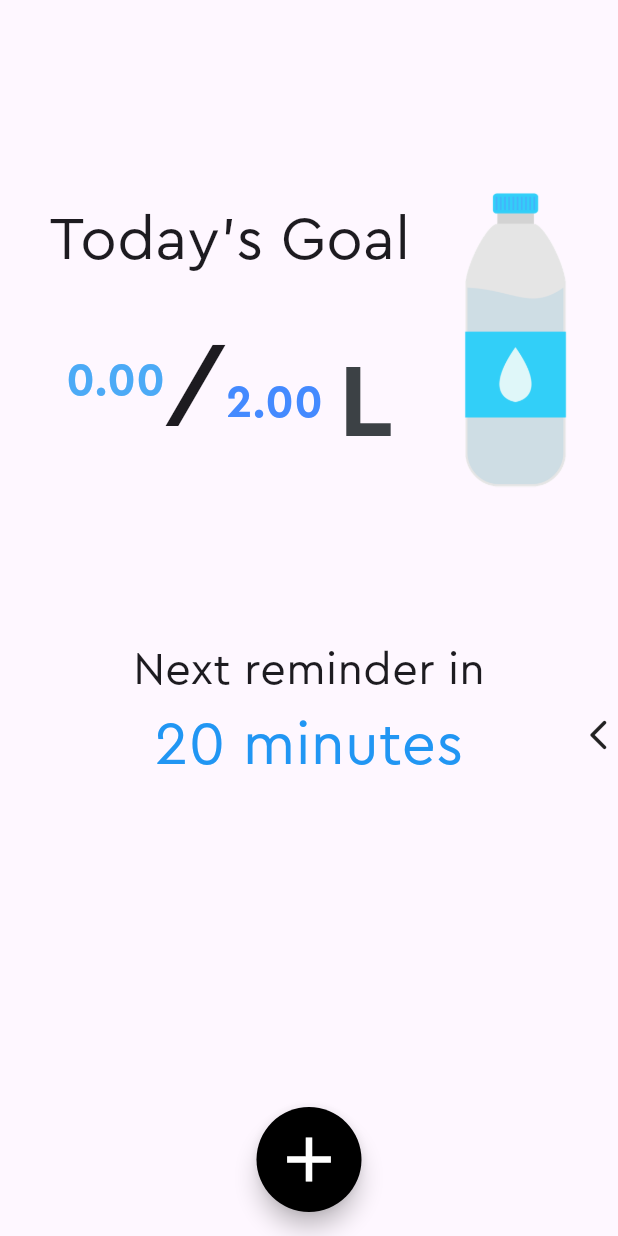
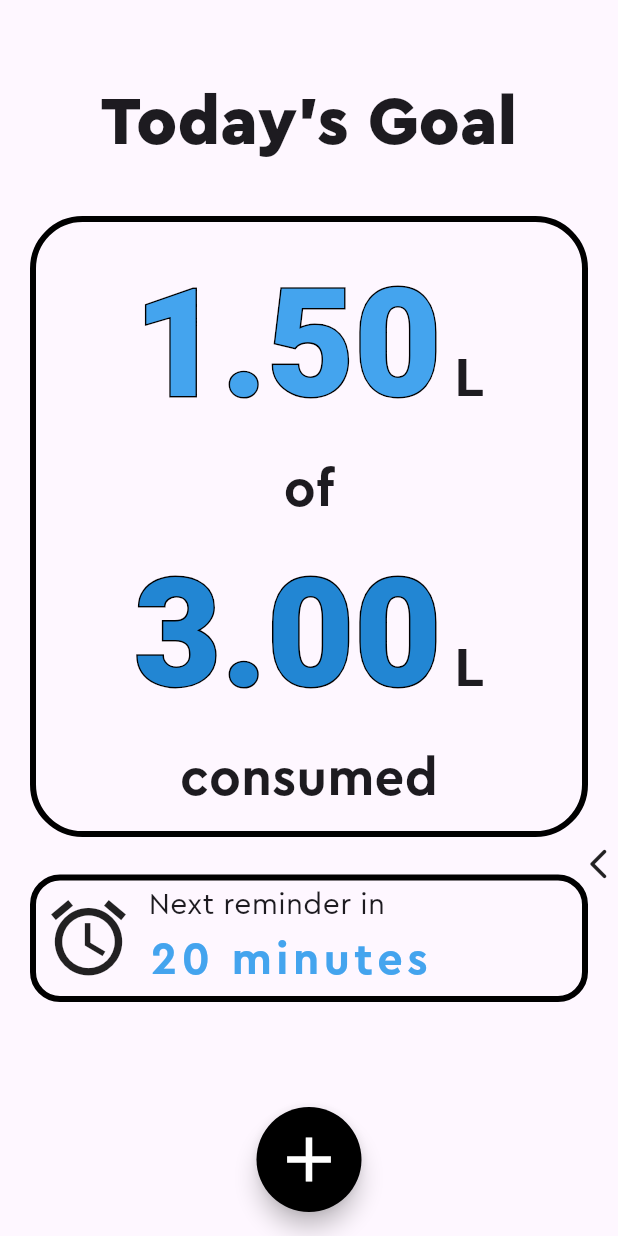
Before and after one commit to Anshu-79/aqua, a Flutter app: the screen it shows after launch, on a phone screen of 412 x 824 dp. Run offline on Flutter 3.47's test engine with Material 3 defaults, Android fonts, the phone set to English and light mode, and no system bars; drawn by our look-alikes of liquid_swipe.

Commit message:
update home screen, fix dark mode

```diff
--- a/lib/home.dart
+++ b/lib/home.dart
@@ -1,4 +1,5 @@
 import 'package:flutter/material.dart';
+import 'package:aqua/utils.dart' as utils;
 
 class HomeScreen extends StatelessWidget {
   const HomeScreen({super.key});
@@ -8,105 +9,118 @@ class HomeScreen extends StatelessWidget {
     return Scaffold(
       body: Center(
         child: Column(
+          crossAxisAlignment: CrossAxisAlignment.center,
           children: [
-            const SizedBox(height: 125),
-            Row(
-              mainAxisAlignment: MainAxisAlignment.spaceEvenly,
-              children: [
-                const Column(
-                  children: [
-                    Center(
+            const Padding(
+              padding: EdgeInsets.only(top: 50, bottom: 30),
               child: Text(
                 "Today's Goal",
-                      style: TextStyle(
-                        fontSize: 40,
+                style: utils.ThemeText.screenHeader,
               ),
-                    )),
-                    Column(
+            ),
+            Container(
+              width: MediaQuery.of(context).size.width - 40,
+              decoration: BoxDecoration(
+                  border: Border.all(width: 4, color: Theme.of(context).primaryColor),
+                  borderRadius: const BorderRadius.all(Radius.circular(35))),
+              child: Padding(
+                padding: const EdgeInsets.fromLTRB(35, 10, 35, 10),
+                child: Column(
                   children: [
-                        Row(
+                    Stack(children: [
+                      Text.rich(TextSpan(children: [
+                        TextSpan(
+                          text: "1.50",
+                          style: utils.ThemeText.dailyGoalBorder,
+                        ),
+                        TextSpan(
+                          text: " L",
+                          style: utils.ThemeText.dailyGoalFillerText,
+                        )
+                      ])),
+                      Text.rich(TextSpan(children: [
+                        TextSpan(
+                          text: "1.50",
+                          style: utils.ThemeText.dailyGoalConsumed,
+                        ),
+                        TextSpan(
+                          text: " L",
+                          style: utils.ThemeText.dailyGoalFillerText,
+                        )
+                      ])),
+                    ]),
+                    Text(
+                      "of",
+                      style: utils.ThemeText.dailyGoalFillerText,
+                    ),
+                    Stack(
                       children: [
-                            Center(
-                                child: Text(
-                              "0.00",
-                              style: TextStyle(
-                                  fontSize: 30,
-                                  fontWeight: FontWeight.bold,
-                                  color: Color.fromARGB(255, 76, 170, 246)),
-                            )),
-                            Column(
-                              children: [
-                                SizedBox(height: 10),
-                                Row(
-                                  children: [
-                                    Center(
-                                        child: Text(
-                                      "/",
-                                      style: TextStyle(
-                                          fontSize: 60,
-                                          fontWeight: FontWeight.bold),
-                                    )),
-                                    Column(
-                                      children: [
-                                        SizedBox(height: 20),
-                                        Row(
-                                          children: [
-                                            Center(
-                                                child: Text(
-                                              "2.00",
-                                              style: TextStyle(
-                                                  fontSize: 30,
-                                                  color: Colors.blueAccent,
-                                                  fontWeight: FontWeight.bold),
-                                            )),
-                                            SizedBox(
-                                              width: 10,
+                        Text.rich(TextSpan(children: [
+                          TextSpan(
+                            text: "3.00",
+                            style: utils.ThemeText.dailyGoalBorder,
                           ),
-                                            Center(
-                                                child: Text(
-                                              "L",
-                                              style: TextStyle(
-                                                  fontSize: 70,
-                                                  fontWeight: FontWeight.bold,
-                                                  color: Color.fromARGB(
-                                                      255, 60, 65, 69)),
-                                            )),
+                          TextSpan(
+                            text: " L",
+                            style: utils.ThemeText.dailyGoalFillerText,
+                          )
+                        ])),
+                        Text.rich(TextSpan(children: [
+                          TextSpan(
+                            text: "3.00",
+                            style: utils.ThemeText.dailyGoalTotal,
+                          ),
+                          TextSpan(
+                            text: " L",
+                            style: utils.ThemeText.dailyGoalFillerText,
+                          )
+                        ])),
                       ],
                     ),
-                                      ],
-                                    ),
-                                  ],
-                                ),
-                              ],
-                            ),
-                          ],
-                        ),
-                      ],
-                    ),
-                  ],
-                ),
-                Container(
-                  child: AspectRatio(
-                      aspectRatio: 200 / 550,
-                      child: const Image(
-                          image: AssetImage('assets/images/water_bottle.png'),
-                          fit: BoxFit.fill)),
-                  height: 200,
+                    Text(
+                      "consumed",
+                      style: utils.ThemeText.dailyGoalFillerText,
                     )
                   ],
                 ),
-            const SizedBox(height: 100),
-            const Center(
-                child: Text(
+              ),
+            ),
+            Padding(
+              padding: const EdgeInsets.only(top: 25),
+              child: Container(
+                width: MediaQuery.of(context).size.width - 40,
+                decoration: BoxDecoration(
+                    border: Border.all(width: 4, color: Theme.of(context).primaryColor),
+                    borderRadius: const BorderRadius.all(Radius.circular(20))),
+                child: Padding(
+                  padding: const EdgeInsets.only(top: 2.5, bottom: 2.5),
+                  child: Row(
+                    children: [
+                      const Padding(
+                        padding: EdgeInsets.only(left: 5, right: 10),
+                        child: Icon(
+                          Icons.alarm,
+                          size: 60,
+                        ),
+                      ),
+                      Column(
+                        crossAxisAlignment: CrossAxisAlignment.start,
+                        children: [
+                          Text(
                             "Next reminder in",
-              style: TextStyle(fontSize: 30),
-            )),
-            const Center(
-                child: Text(
+                            style: utils.ThemeText.reminderSubText,
+                          ),
+                          Text(
                             "20 minutes",
-              style: TextStyle(fontSize: 40, color: Colors.blue),
-            )),
-            const SizedBox(height: 150),
+                            style: utils.ThemeText.reminderText,
+                          ),
+                        ],
+                      )
+                    ],
+                  ),
+                ),
+              ),
+            )
           ],
         ),
       ),
--- a/lib/main.dart
+++ b/lib/main.dart
@@ -5,10 +5,10 @@ import 'package:aqua/home.dart';
 import 'package:aqua/user_profile.dart';
 import 'package:aqua/beverage_menu.dart';
 
-
 void main() {
   runApp(Aqua());
 }
+
 class Aqua extends StatelessWidget {
   Aqua({super.key});
 
@@ -20,24 +20,32 @@ class Aqua extends StatelessWidget {
 
   @override
   Widget build(BuildContext context) {
-    var systemBrightness = View.of(context).platformDispatcher.platformBrightness;
-    systemBrightness = Brightness.light;
+
+    //Brightness systemBrightness = MediaQuery.of(context).platformBrightness;
+    Brightness systemBrightness = Brightness.light;
+
+    Color primaryColor = Colors.black;
+
+    if (systemBrightness == Brightness.dark) {
+      primaryColor = Colors.white;
+    }
+
 
     return MaterialApp(
         debugShowCheckedModeBanner: false,
-
         theme: ThemeData(
           fontFamily: 'CeraPro',
-        brightness: systemBrightness
+          brightness: systemBrightness,
+          primaryColor: primaryColor,
         ),
-      //darkTheme: ThemeData.dark(),
         themeMode: ThemeMode.system,
         home: Builder(
           builder: (context) => LiquidSwipe(
             pages: pages,
             fullTransitionValue: 600,
             slideIconWidget: const Icon(Icons.arrow_back_ios_new_rounded),
-          positionSlideIcon: 0.6,),
+            positionSlideIcon: 0.71,
+          ),
         ));
   }
 }
--- /dev/null
+++ b/lib/utils.dart
@@ -0,0 +1,70 @@
+import 'package:flutter/material.dart';
+
+abstract class ThemeText {
+  static const TextStyle screenHeader =
+      TextStyle(fontSize: 45, fontWeight: FontWeight.w900);
+
+  // Home Screen
+  static TextStyle dailyGoalConsumed = const TextStyle(
+      fontSize: 100, fontWeight: FontWeight.w900, color: Color(0xFF44A4EE));
+
+  static TextStyle dailyGoalTotal = TextStyle(
+      color: const Color(0xFF2286D3),
+      fontSize: dailyGoalConsumed.fontSize,
+      fontWeight: FontWeight.w900);
+
+  static TextStyle dailyGoalBorder = TextStyle(
+    fontSize: dailyGoalConsumed.fontSize,
+    fontWeight: FontWeight.w900,
+    foreground: Paint()
+      ..style = PaintingStyle.stroke
+      ..strokeWidth = 2
+      ..color = Colors.black,
+  );
+
+  static TextStyle dailyGoalFillerText = const TextStyle(
+    fontSize: 35,
+    fontWeight: FontWeight.bold,
+  );
+
+  static TextStyle reminderSubText =
+      const TextStyle(fontSize: 20, fontWeight: FontWeight.normal);
+
+  static TextStyle reminderText = const TextStyle(
+      fontSize: 30,
+      fontWeight: FontWeight.bold,
+      color: Color(0xFF44A4EE),
+      letterSpacing: 3);
+
+
+  // Beverage Menu
+  static TextStyle beverageName =
+      const TextStyle(fontSize: 40, fontWeight: FontWeight.bold);
+
+  static TextStyle beverageSubtext =
+      const TextStyle(fontSize: 15, fontWeight: FontWeight.normal);
+
+  static TextStyle beverageWaterPercentage =
+      const TextStyle(fontSize: 30, fontWeight: FontWeight.bold);
+
+
+  // User Profile
+  static TextStyle username = const TextStyle(
+      fontSize: 24, fontWeight: FontWeight.bold, color: Colors.white);
+
+  static TextStyle userLocationSubtext = const TextStyle(
+      fontSize: 20, fontWeight: FontWeight.bold, color: Colors.white);
+
+  static TextStyle userInfo = const TextStyle(
+      color: Colors.black, fontWeight: FontWeight.w900, fontSize: 30);
+
+  static TextStyle userInfoSubtext = const TextStyle(
+      color: Colors.black, fontWeight: FontWeight.bold, fontSize: 12);
+
+  static TextStyle userStats =
+      const TextStyle(fontSize: 24, fontWeight: FontWeight.w900);
+
+  static TextStyle userStatsSubtext =
+      const TextStyle(fontSize: 10, fontWeight: FontWeight.bold);
+
+}
```
Also changed, not shown: lib/beverage_menu.dart (+11 -9 lines), lib/user_profile.dart (+43 -75 lines). Lines whose indentation alone changed are shown as unchanged.
